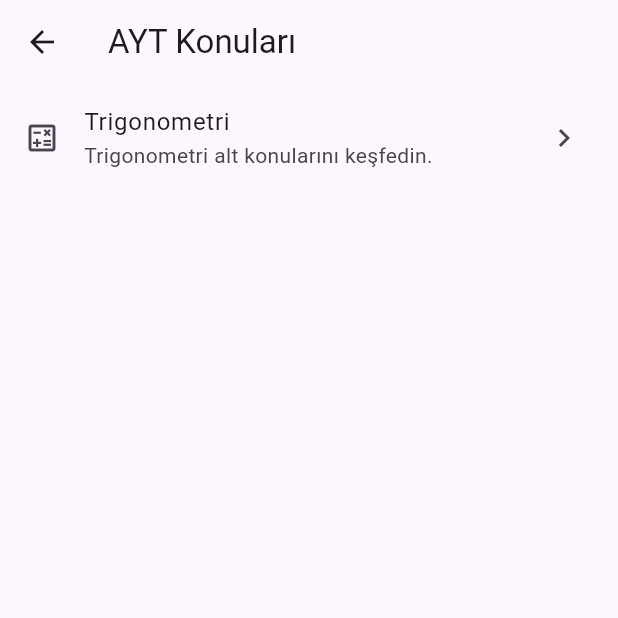
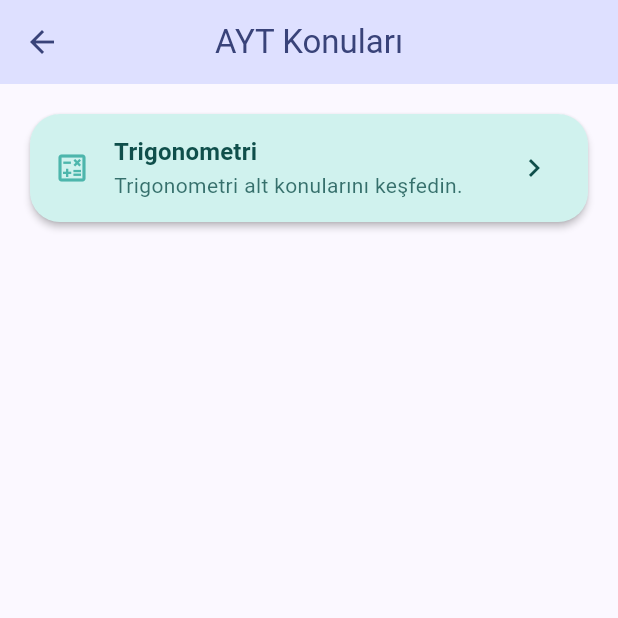
Before and after one commit to mymobile-ui/mathandcoffee, a Flutter app: the screen it shows after launch, after a tap on "AYT", on a phone screen of 412 x 824 dp, the top half of it. Run offline on Flutter 3.47's test engine with Material 3 defaults, Android fonts, the phone set to English and light mode, and no system bars.

Commit message:
feat: refresh theme with pastel indigo teal palette

```diff
--- a/lib/ayt_topics_screen.dart
+++ b/lib/ayt_topics_screen.dart
@@ -7,20 +7,48 @@ class AytTopicsScreen extends StatelessWidget {
 
   @override
   Widget build(BuildContext context) {
+    final theme = Theme.of(context);
+    final colorScheme = theme.colorScheme;
+
     return Scaffold(
       appBar: AppBar(
         title: const Text('AYT Konuları'),
       ),
       body: ListView(
+        padding: const EdgeInsets.all(16),
         children: [
-          ListTile(
-            leading: const Icon(Icons.calculate_outlined),
-            title: const Text('Trigonometri'),
-            subtitle: const Text('Trigonometri alt konularını keşfedin.'),
-            trailing: const Icon(Icons.chevron_right),
-            onTap: () => Navigator.of(context).push(
-              MaterialPageRoute(
-                builder: (context) => const TrigSubtopicsScreen(),
+          Card(
+            color: colorScheme.secondaryContainer,
+            elevation: 2,
+            shape: RoundedRectangleBorder(
+              borderRadius: BorderRadius.circular(20),
+            ),
+            child: ListTile(
+              leading: Icon(
+                Icons.calculate_outlined,
+                color: colorScheme.secondary,
+              ),
+              title: Text(
+                'Trigonometri',
+                style: theme.textTheme.titleMedium?.copyWith(
+                  color: colorScheme.onSecondaryContainer,
+                  fontWeight: FontWeight.w600,
+                ),
+              ),
+              subtitle: Text(
+                'Trigonometri alt konularını keşfedin.',
+                style: theme.textTheme.bodyMedium?.copyWith(
+                  color: colorScheme.onSecondaryContainer.withOpacity(0.8),
+                ),
+              ),
+              trailing: Icon(
+                Icons.chevron_right,
+                color: colorScheme.onSecondaryContainer,
+              ),
+              onTap: () => Navigator.of(context).push(
+                MaterialPageRoute(
+                  builder: (context) => const TrigSubtopicsScreen(),
+                ),
               ),
             ),
           ),
--- a/lib/main.dart
+++ b/lib/main.dart
@@ -11,12 +11,38 @@ class MyApp extends StatelessWidget {
 
   @override
   Widget build(BuildContext context) {
+    const pastelIndigo = Color(0xFF5C6BC0);
+    const pastelTeal = Color(0xFF4DB6AC);
+
+    final baseScheme = ColorScheme.fromSeed(
+      seedColor: pastelIndigo,
+      brightness: Brightness.light,
+    );
+
+    final colorScheme = baseScheme.copyWith(
+      secondary: pastelTeal,
+      onSecondary: Colors.white,
+      secondaryContainer: const Color(0xFFD0F2EE),
+      onSecondaryContainer: const Color(0xFF0F4F4B),
+      tertiary: const Color(0xFF80CBC4),
+      onTertiary: const Color(0xFF003E36),
+      tertiaryContainer: const Color(0xFFCDEAE7),
+      onTertiaryContainer: const Color(0xFF0C3C36),
+    );
+
     return MaterialApp(
       title: 'Math & Coffee',
       debugShowCheckedModeBanner: false,
       theme: ThemeData(
-        colorScheme: ColorScheme.fromSeed(seedColor: Colors.deepPurple),
         useMaterial3: true,
+        colorScheme: colorScheme,
+        scaffoldBackgroundColor: colorScheme.surface,
+        appBarTheme: AppBarTheme(
+          backgroundColor: colorScheme.primaryContainer,
+          foregroundColor: colorScheme.onPrimaryContainer,
+          centerTitle: true,
+          elevation: 0,
+        ),
       ),
       home: const TrackSelectScreen(),
     );
--- a/lib/track_select_screen.dart
+++ b/lib/track_select_screen.dart
@@ -31,10 +31,9 @@ class TrackSelectScreen extends StatelessWidget {
     final colorScheme = Theme.of(context).colorScheme;
 
     return Scaffold(
-      backgroundColor: colorScheme.surfaceVariant.withOpacity(0.2),
+      backgroundColor: colorScheme.surface,
       appBar: AppBar(
         title: const Text('Programını Seç'),
-        centerTitle: true,
       ),
       body: Padding(
         padding: const EdgeInsets.all(16),
@@ -100,15 +99,18 @@ class _TrackCard extends StatelessWidget {
     final colorScheme = theme.colorScheme;
 
     final backgroundColor = track.isAvailable
-        ? colorScheme.surface
-        : colorScheme.surfaceVariant.withOpacity(0.6);
+        ? colorScheme.primaryContainer
+        : colorScheme.surfaceVariant.withOpacity(0.5);
     final foregroundColor = track.isAvailable
-        ? colorScheme.onSurface
+        ? colorScheme.onPrimaryContainer
+        : colorScheme.onSurfaceVariant;
+    final iconColor = track.isAvailable
+        ? colorScheme.secondary
         : colorScheme.onSurfaceVariant;
 
     return Material(
       color: backgroundColor,
-      elevation: track.isAvailable ? 2 : 0,
+      elevation: track.isAvailable ? 3 : 0,
       borderRadius: BorderRadius.circular(20),
       child: InkWell(
         borderRadius: BorderRadius.circular(20),
@@ -121,9 +123,7 @@ class _TrackCard extends StatelessWidget {
               Icon(
                 track.icon,
                 size: 52,
-                color: track.isAvailable
-                    ? colorScheme.primary
-                    : colorScheme.onSurfaceVariant,
+                color: iconColor,
               ),
               const SizedBox(height: 18),
               Text(
```
Also changed, not shown: lib/angle_quiz_screen.dart (+20 -2 lines), lib/trig_subtopics_screen.dart (+36 -8 lines).
